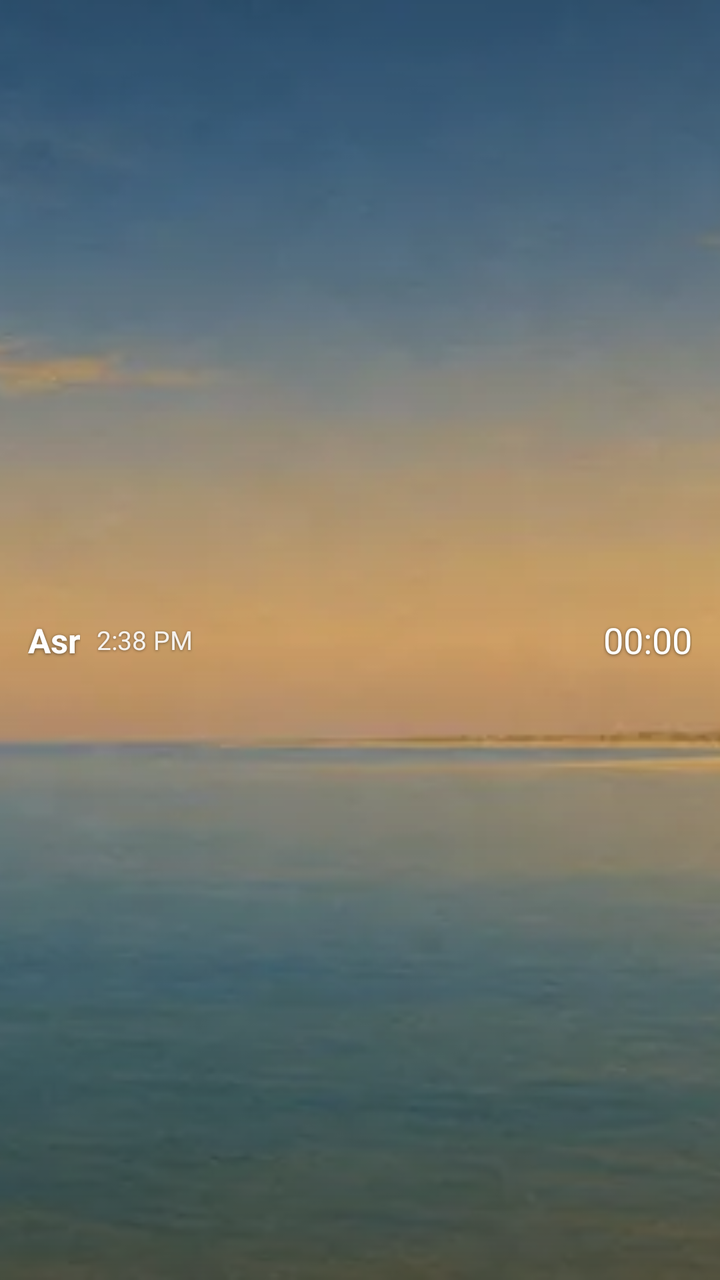
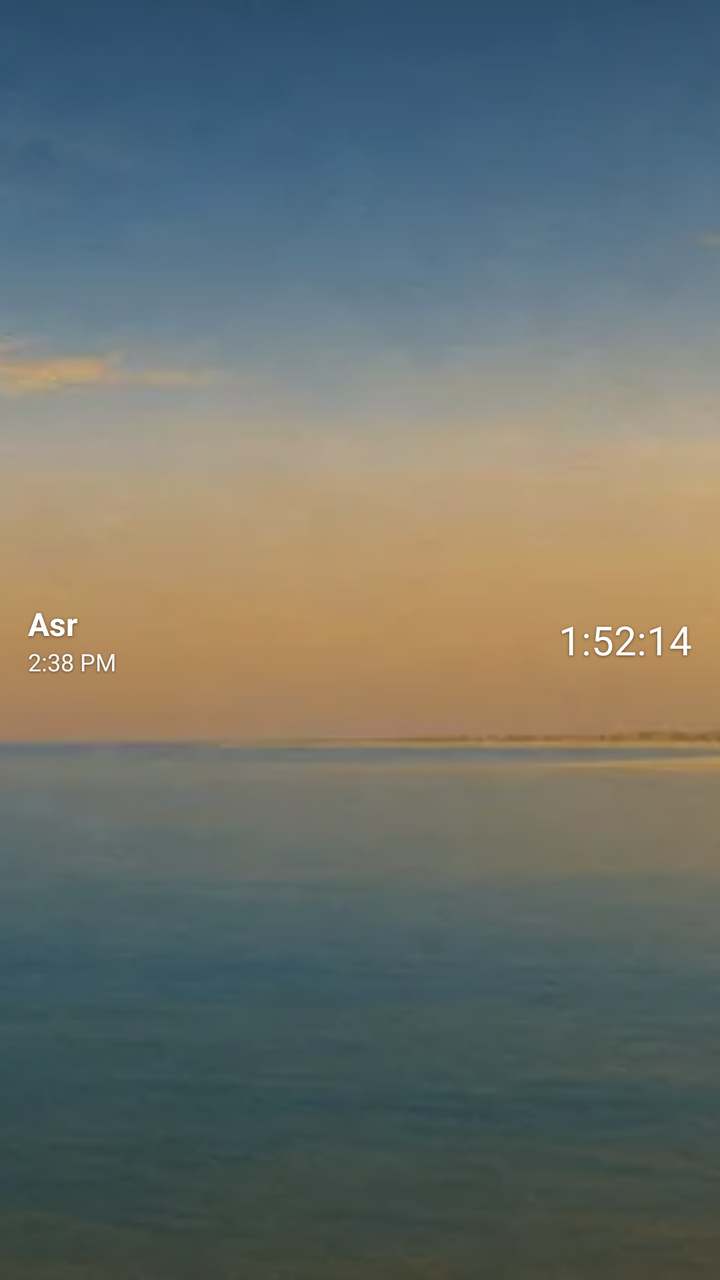

Screens rendered from an Android XML layout before and after an edit, with the pre-edit source and the edit as a unified diff.
<!-- AndroidManifest.xml: application theme Theme.App -->
<!-- res/layout/widget_prayer_small.xml -->
<?xml version="1.0" encoding="utf-8"?>
<FrameLayout xmlns:android="http://schemas.android.com/apk/res/android"
    android:id="@android:id/background"
    android:layout_width="match_parent" android:layout_height="match_parent"
    android:background="@drawable/widget_bg">

    <ImageView android:id="@+id/widget_sky"
        android:layout_width="match_parent" android:layout_height="match_parent"
        android:scaleType="centerCrop" android:src="@drawable/widget_sky_afternoon"
        android:importantForAccessibility="no"/>
    <ImageView android:layout_width="match_parent" android:layout_height="match_parent"
        android:scaleType="fitXY" android:src="@drawable/widget_scrim" android:importantForAccessibility="no"/>

    <LinearLayout android:id="@+id/widget_root"
        android:layout_width="match_parent" android:layout_height="match_parent"
        android:orientation="horizontal" android:gravity="center_vertical"
        android:paddingStart="14dp" android:paddingEnd="14dp" android:layoutDirection="locale">
        <TextView android:id="@+id/widget_head" android:layout_width="wrap_content" android:layout_height="wrap_content" android:visibility="gone"/>
        <TextView android:id="@+id/widget_sub" android:layout_width="wrap_content" android:layout_height="wrap_content" android:visibility="gone"/>
        <TextView android:id="@+id/widget_name"
            android:layout_width="wrap_content" android:layout_height="wrap_content"
            android:text="@string/widgetSample13" android:textSize="17sp" android:textStyle="bold" android:textColor="#FFFFFFFF" android:maxLines="1"
            android:shadowColor="#80000000" android:shadowRadius="4" android:shadowDy="1"/>
        <TextView android:id="@+id/widget_time"
            android:layout_width="0dp" android:layout_weight="1" android:layout_height="wrap_content"
            android:layout_marginStart="8dp" android:text="@string/widgetSample28" android:textSize="13sp" android:textColor="#E6FFFFFF" android:maxLines="1"
            android:shadowColor="#66000000" android:shadowRadius="3" android:shadowDy="1"/>
        <Chronometer android:id="@+id/widget_left"
            android:layout_width="wrap_content" android:layout_height="wrap_content"
            android:textSize="18sp" android:textColor="#FFFFFFFF" android:fontFeatureSettings="tnum"
            android:shadowColor="#80000000" android:shadowRadius="4" android:shadowDy="1"/>
        <ProgressBar android:id="@+id/widget_bar" style="@android:style/Widget.ProgressBar.Horizontal"
            android:layout_width="0dp" android:layout_height="0dp" android:visibility="gone"/>
        <TextView android:id="@+id/widget_place" android:layout_width="wrap_content" android:layout_height="wrap_content" android:visibility="gone"/>
    </LinearLayout>
</FrameLayout>
<!-- resources referenced by this layout -->
<resources>
  <!-- drawable widget_bg (drawable) -->
  <?xml version="1.0" encoding="utf-8"?>
  <shape xmlns:android="http://schemas.android.com/apk/res/android" android:shape="rectangle">
      <solid android:color="@color/widgetSurface"/>
      <corners android:radius="20dp"/>
  </shape>
  <!-- drawable widget_scrim (drawable) -->
  <?xml version="1.0" encoding="utf-8"?>
  <shape xmlns:android="http://schemas.android.com/apk/res/android" android:shape="rectangle">
      <gradient android:angle="270" android:startColor="#73000000" android:centerColor="#26000000" android:endColor="#8C000000"/>
  </shape>
  <!-- drawable widget_sky_afternoon: webp bitmap (drawable-nodpi, 13054 bytes) -->
  <string name="widgetSample13">Asr</string>
  <string name="widgetSample28">2:38 PM</string>
  <style name="Theme.App" parent="android:Theme.Material.Light.NoActionBar">
          <item name="android:windowBackground">@drawable/window_splash</item>
          <item name="android:statusBarColor">@color/backgroundColor</item>
          <item name="android:navigationBarColor">@color/backgroundColor</item>
      </style>
  <color name="widgetSurface">#f6f4ee</color>
  <!-- drawable window_splash (drawable) -->
  <?xml version="1.0" encoding="utf-8"?>
  <layer-list xmlns:android="http://schemas.android.com/apk/res/android">
      <item android:drawable="@color/backgroundColor"/>
      <item android:drawable="@drawable/splash" android:gravity="center" android:width="120dp" android:height="120dp"/>
  </layer-list>
  <color name="backgroundColor">#f6f4ee</color>
  <!-- drawable splash: png bitmap (drawable-hdpi, 52970 bytes) -->
</resources>

<!-- the commit's change to res/layout/widget_prayer_small.xml (unified diff, before → after) -->
@@ -17,17 +17,27 @@
         android:paddingStart="14dp" android:paddingEnd="14dp" android:layoutDirection="locale">
         <TextView android:id="@+id/widget_head" android:layout_width="wrap_content" android:layout_height="wrap_content" android:visibility="gone"/>
         <TextView android:id="@+id/widget_sub" android:layout_width="wrap_content" android:layout_height="wrap_content" android:visibility="gone"/>
-        <TextView android:id="@+id/widget_name"
+        <LinearLayout android:layout_width="0dp" android:layout_weight="1" android:layout_height="wrap_content"
+            android:orientation="vertical">
+            <TextView android:id="@+id/widget_name"
+                android:layout_width="match_parent" android:layout_height="wrap_content"
+                android:text="@string/widgetSample13" android:textSize="16sp" android:textStyle="bold" android:textColor="#FFFFFFFF"
+                android:maxLines="1" android:ellipsize="end"
+                android:shadowColor="#80000000" android:shadowRadius="4" android:shadowDy="1"/>
+            <TextView android:id="@+id/widget_time"
+                android:layout_width="match_parent" android:layout_height="wrap_content"
+                android:text="@string/widgetSample28" android:textSize="12sp" android:textColor="#F2FFFFFF" android:maxLines="1"
+                android:fontFeatureSettings="tnum"
+                android:shadowColor="#80000000" android:shadowRadius="3" android:shadowDy="1"/>
+        </LinearLayout>
+        <Chronometer android:id="@+id/widget_left" android:visibility="gone"
             android:layout_width="wrap_content" android:layout_height="wrap_content"
-            android:text="@string/widgetSample13" android:textSize="17sp" android:textStyle="bold" android:textColor="#FFFFFFFF" android:maxLines="1"
+            android:layout_marginStart="10dp" android:textSize="20sp" android:textColor="#FFFFFFFF" android:fontFeatureSettings="tnum"
             android:shadowColor="#80000000" android:shadowRadius="4" android:shadowDy="1"/>
-        <TextView android:id="@+id/widget_time"
-            android:layout_width="0dp" android:layout_weight="1" android:layout_height="wrap_content"
-            android:layout_marginStart="8dp" android:text="@string/widgetSample28" android:textSize="13sp" android:textColor="#E6FFFFFF" android:maxLines="1"
-            android:shadowColor="#66000000" android:shadowRadius="3" android:shadowDy="1"/>
-        <Chronometer android:id="@+id/widget_left"
+        
+        <TextView android:id="@+id/widget_left_sample" android:text="@string/widgetSample29"
             android:layout_width="wrap_content" android:layout_height="wrap_content"
-            android:textSize="18sp" android:textColor="#FFFFFFFF" android:fontFeatureSettings="tnum"
+            android:layout_marginStart="10dp" android:textSize="20sp" android:textColor="#FFFFFFFF" android:fontFeatureSettings="tnum"
             android:shadowColor="#80000000" android:shadowRadius="4" android:shadowDy="1"/>
         <ProgressBar android:id="@+id/widget_bar" style="@android:style/Widget.ProgressBar.Horizontal"
             android:layout_width="0dp" android:layout_height="0dp" android:visibility="gone"/>
<!-- resource entries referenced after the edit -->
@@ -9,11 +9,13 @@
   <!-- drawable widget_scrim (drawable) -->
   <?xml version="1.0" encoding="utf-8"?>
   <shape xmlns:android="http://schemas.android.com/apk/res/android" android:shape="rectangle">
-      <gradient android:angle="270" android:startColor="#73000000" android:centerColor="#26000000" android:endColor="#8C000000"/>
+      <gradient android:angle="270" android:startColor="#73000000" android:centerColor="#1F000000" android:centerY="0.35"
+          android:endColor="#99000000"/>
   </shape>
   <!-- drawable widget_sky_afternoon: webp bitmap (drawable-nodpi, 13054 bytes) -->
   <string name="widgetSample13">Asr</string>
   <string name="widgetSample28">2:38 PM</string>
+  <string name="widgetSample29">1:52:14</string>
   <style name="Theme.App" parent="android:Theme.Material.Light.NoActionBar">
           <item name="android:windowBackground">@drawable/window_splash</item>
           <item name="android:statusBarColor">@color/backgroundColor</item>
